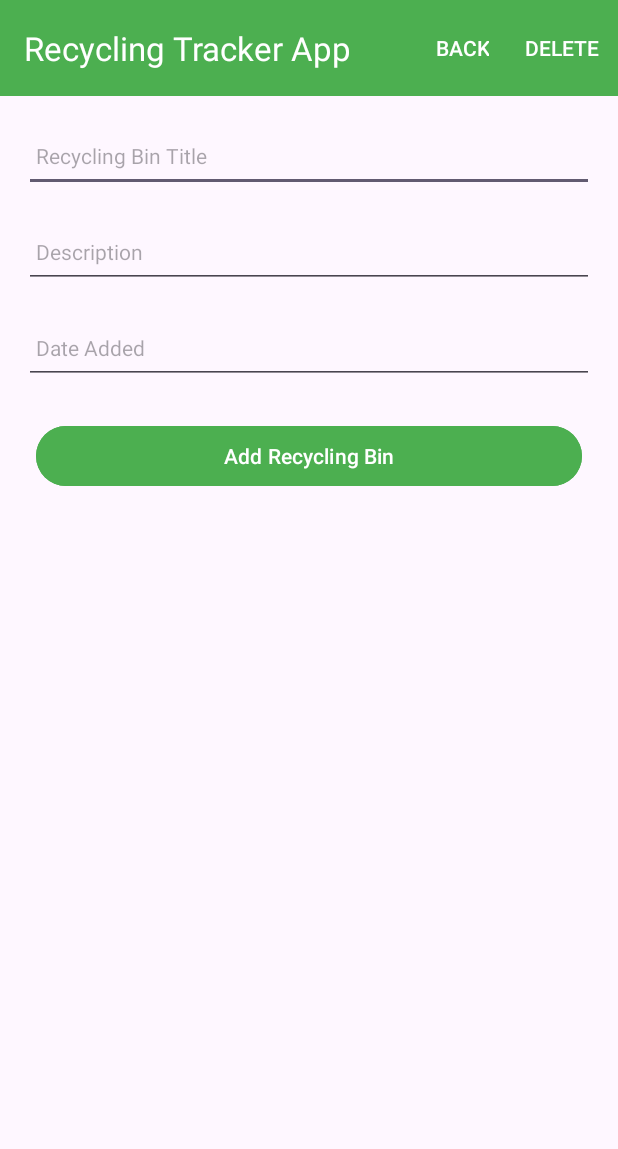
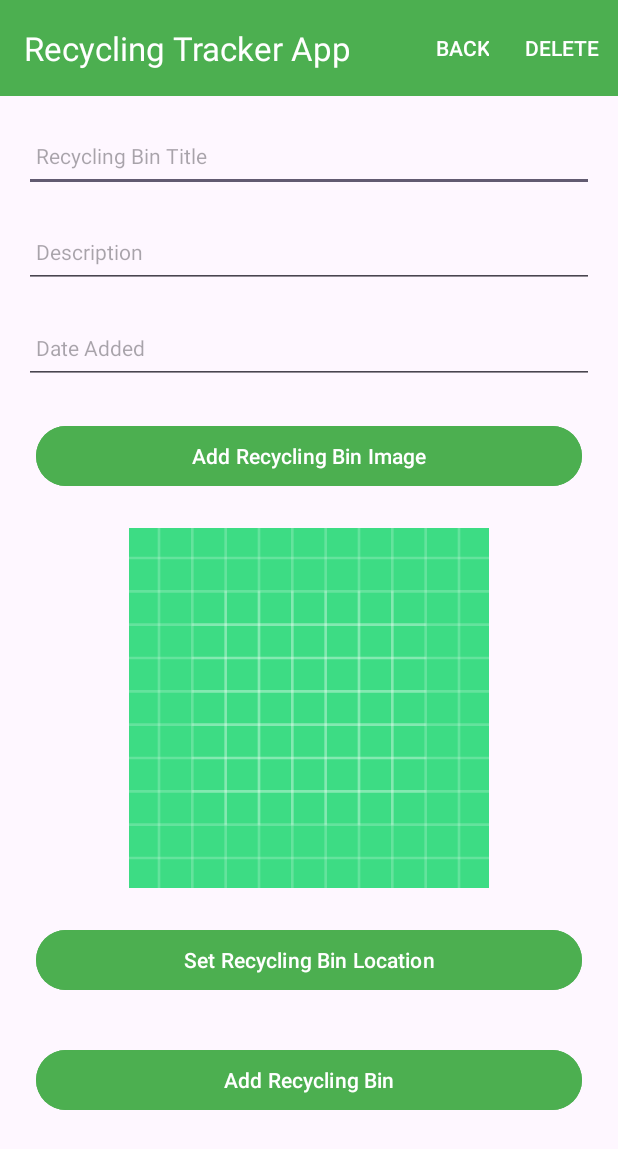
Before and after one commit to MAD-SETU/mad1-ca2-70-Filippo-Dimarzio, an Android app: the RecyclingTrackerActivity screen opened directly, with no data from a screen before it, on a phone screen of 412 x 824 dp. Shown: the top 1149 px of the screen. Run offline under Robolectric (Android 15) with nearby library versions, the phone set to English and light mode, and no system bars; our stand-ins replace Picasso, Timber.

Commit message:
Add image selection and Google Maps location tracking
- Integrate Google Maps SDK and Picasso for image loading.
- Implement `MapsActivity` to allow users to select and drag a marker to set a recycling bin's location.
- Add image picker functionality to `RecyclingTrackerActivity` using `ActivityResultLauncher`.
- Update `RecyclingTrackerModel` to include image URI, latitude, longitude, and zoom level.
- Enhance UI layouts for adding images, displaying location maps, and showing thumbnails in the list view.
- Update `RecyclingTrackerFileStore` to persist the new image field.
- Configure necessary permissions, API keys, and Gradle dependencies for Maps and Secrets plugins.

```diff
--- a/RecyclingBinTracker/app/build.gradle.kts
+++ b/RecyclingBinTracker/app/build.gradle.kts
@@ -2,6 +2,7 @@ plugins {
     alias(libs.plugins.android.application)
     alias(libs.plugins.kotlin.android)
     alias(libs.plugins.kotlin.parcelize)
+    alias(libs.plugins.google.android.libraries.mapsplatform.secrets.gradle.plugin)
 }
 
 android {
@@ -49,8 +50,11 @@ dependencies {
     implementation(libs.material)
     implementation(libs.androidx.constraintlayout)
     implementation(libs.timber)
+    implementation(libs.picasso)
     implementation(libs.google.material)
     implementation(libs.gson)
+    implementation(libs.play.services.maps)
+    implementation(libs.gms.play.services.maps)
     testImplementation(libs.junit)
     androidTestImplementation(libs.androidx.junit)
     androidTestImplementation(libs.androidx.espresso.core)
--- a/RecyclingBinTracker/app/src/main/java/org/wit/recyclingTracker/activities/RecyclingTrackerActivity.kt
+++ b/RecyclingBinTracker/app/src/main/java/org/wit/recyclingTracker/activities/RecyclingTrackerActivity.kt
@@ -1,26 +1,39 @@
 package org.wit.recyclingTracker.activities
 
+import android.content.Intent
+import android.net.Uri
 import androidx.appcompat.app.AppCompatActivity
 import android.os.Bundle
 import android.view.Menu
 import android.view.MenuItem
 import android.view.View
+import androidx.activity.result.ActivityResultLauncher
+import androidx.activity.result.contract.ActivityResultContracts
 import com.google.android.material.snackbar.Snackbar
+import com.squareup.picasso.Picasso
 import org.wit.recyclingTracker.R
 import org.wit.recyclingTracker.databinding.ActivityRecyclingTrackerBinding
+import org.wit.recyclingTracker.helpers.showImagePicker
 import org.wit.recyclingTracker.main.MainApp
+import org.wit.recyclingTracker.models.Location
 import org.wit.recyclingTracker.models.RecyclingTrackerModel
-import timber.log.Timber
+import timber.log.Timber.Forest.i
 
 class RecyclingTrackerActivity : AppCompatActivity() {
 
     private lateinit var binding: ActivityRecyclingTrackerBinding
     var recyclingTracker = RecyclingTrackerModel()
     lateinit var app: MainApp
-    var edit = false
+    private lateinit var imageIntentLauncher: ActivityResultLauncher<Intent>
+    val IMAGE_REQUEST = 1
+    private lateinit var mapIntentLauncher: ActivityResultLauncher<Intent>
+
+    var location = Location(52.245696, -7.139102, 15f)
 
     override fun onCreate(savedInstanceState: Bundle?) {
         super.onCreate(savedInstanceState)
+
+        var edit = false
 
         binding = ActivityRecyclingTrackerBinding.inflate(layoutInflater)
         setContentView(binding.root)
@@ -29,16 +42,28 @@ class RecyclingTrackerActivity : AppCompatActivity() {
 
         app = application as MainApp
 
-        Timber.i("Recycling Tracker Activity started...")
+        i("Recycling Tracker Activity started...")
 
         if (intent.hasExtra("recycling_tracker_edit")) {
             edit = true
-            recyclingTracker = intent.extras?.getParcelable("recycling_tracker_edit")!!
+            recyclingTracker =
+                intent.getParcelableExtra<RecyclingTrackerModel>("recycling_tracker_edit")!!
             binding.recyclingTrackerTitle.setText(recyclingTracker.title)
             binding.description.setText(recyclingTracker.description)
             binding.dateAdded.setText(recyclingTracker.date)
             binding.btnAdd.setText(R.string.save_recyclingTracker)
             binding.btnDelete.visibility = View.VISIBLE
+
+
+            location = Location(recyclingTracker.lat, recyclingTracker.lng, recyclingTracker.zoom)
+
+            Picasso.get()
+                .load(recyclingTracker.image)
+                .into(binding.recyclingTrackerImage)
+            if (recyclingTracker.image != Uri.EMPTY) {
+                binding.chooseImage.setText(R.string.change_recyclingTracker_image)
+            }
+
         }
 
         binding.btnAdd.setOnClickListener {
@@ -52,13 +77,13 @@ class RecyclingTrackerActivity : AppCompatActivity() {
                 } else {
                     app.recyclingTrackers.create(recyclingTracker.copy())
                 }
-                Timber.i("add Button Pressed: $recyclingTracker")
+
+                i("add Button Pressed: $recyclingTracker")
                 setResult(RESULT_OK)
                 finish()
-            }
-            else {
+            } else {
                 Snackbar
-                    .make(it,R.string.enter_recyclingTracker_title, Snackbar.LENGTH_LONG)
+                    .make(it, R.string.enter_recyclingTracker_title, Snackbar.LENGTH_LONG)
                     .show()
             }
         }
@@ -68,6 +93,20 @@ class RecyclingTrackerActivity : AppCompatActivity() {
             setResult(RESULT_OK)
             finish()
         }
+
+        binding.chooseImage.setOnClickListener {
+            showImagePicker(imageIntentLauncher)
+        }
+
+        binding.recyclingTrackerLocation.setOnClickListener {
+
+            val launcherIntent = Intent(this, MapsActivity::class.java)
+                .putExtra("location", location)
+            mapIntentLauncher.launch(launcherIntent)
+        }
+
+        registerImagePickerCallback()
+        registerMapCallback()
     }
 
     override fun onCreateOptionsMenu(menu: Menu): Boolean {
@@ -83,4 +122,47 @@ class RecyclingTrackerActivity : AppCompatActivity() {
         }
         return super.onOptionsItemSelected(item)
     }
+
+    private fun registerImagePickerCallback() {
+        imageIntentLauncher =
+            registerForActivityResult(ActivityResultContracts.StartActivityForResult())
+            { result ->
+                when (result.resultCode) {
+                    RESULT_OK -> {
+                        if (result.data != null) {
+                            i("Got Result ${result.data!!.data}")
+                            recyclingTracker.image = result.data!!.data!!
+                            Picasso.get()
+                                .load(recyclingTracker.image)
+                                .into(binding.recyclingTrackerImage)
+                            binding.chooseImage.setText(R.string.change_recyclingTracker_image)
+                        }
+                    }
+
+                    RESULT_CANCELED -> {}
+                    else -> {}
+                }
+            }
+    }
+
+    private fun registerMapCallback() {
+        mapIntentLauncher =
+            registerForActivityResult(ActivityResultContracts.StartActivityForResult())
+            { result ->
+                when (result.resultCode) {
+                    RESULT_OK -> {
+                        if (result.data != null) {
+                            i("Got Location ${result.data!!.toString()}")
+                            val returnedLocation = result.data!!.extras?.getParcelable<Location>("location")!!
+                            i("Location == $returnedLocation")
+                            location = returnedLocation
+                            recyclingTracker.lat = returnedLocation.lat
+                            recyclingTracker.lng = returnedLocation.lng
+                            recyclingTracker.zoom = returnedLocation.zoom
+                        }
+                    }
+                    RESULT_CANCELED -> { } else -> { }
+                }
+            }
+    }
 }
--- a/RecyclingBinTracker/app/src/main/java/org/wit/recyclingTracker/adapters/RecyclingTrackerAdapter.kt
+++ b/RecyclingBinTracker/app/src/main/java/org/wit/recyclingTracker/adapters/RecyclingTrackerAdapter.kt
@@ -3,6 +3,7 @@ package org.wit.recyclingTracker.adapters
 import android.view.LayoutInflater
 import android.view.ViewGroup
 import androidx.recyclerview.widget.RecyclerView
+import com.squareup.picasso.Picasso
 import org.wit.recyclingTracker.databinding.CardRecyclingTrackerBinding
 import org.wit.recyclingTracker.models.RecyclingTrackerModel
 
@@ -35,6 +36,7 @@ class RecyclingTrackerAdapter(private var recyclingTrackers: List<RecyclingTrack
             binding.recyclingTrackerTitle.text = recyclingTracker.title
             binding.description.text = recyclingTracker.description
             binding.dateAdded.text = recyclingTracker.date
+            Picasso.get().load(recyclingTracker.image).resize(200,200).into(binding.recyclingTrackerImage)
             binding.root.setOnClickListener { listener.onRecyclingTrackerClick(recyclingTracker) }
         }
     }
--- a/RecyclingBinTracker/app/src/main/java/org/wit/recyclingTracker/models/RecyclingTrackerFileStore.kt
+++ b/RecyclingBinTracker/app/src/main/java/org/wit/recyclingTracker/models/RecyclingTrackerFileStore.kt
@@ -32,6 +32,7 @@ class RecyclingTrackerFileStore(val context: Context) : RecyclingTrackerStore {
             found.title = recyclingTracker.title
             found.description = recyclingTracker.description
             found.date = recyclingTracker.date
+            found.image = recyclingTracker.image
             serialize()
         }
     }
--- a/RecyclingBinTracker/app/src/main/java/org/wit/recyclingTracker/models/RecyclingTrackerModel.kt
+++ b/RecyclingBinTracker/app/src/main/java/org/wit/recyclingTracker/models/RecyclingTrackerModel.kt
@@ -1,5 +1,6 @@
 package org.wit.recyclingTracker.models
 
+import android.net.Uri
 import android.os.Parcelable
 import kotlinx.parcelize.Parcelize
 
@@ -8,5 +9,13 @@ data class RecyclingTrackerModel(
     var id: Long = 0,
     var title: String = "",
     var description: String = "",
-    var date: String = ""
-) : Parcelable
+    var date: String = "",
+    var image: Uri = Uri.EMPTY,
+    var lat: Double = 0.0,
+    var lng: Double = 0.0,
+    var zoom: Float = 0f) : Parcelable
+
+@Parcelize
+data class Location(var lat: Double = 0.0,
+                    var lng: Double = 0.0,
+                    var zoom: Float = 0f) : Parcelable
--- a/RecyclingBinTracker/app/src/main/res/layout/activity_recycling_tracker.xml
+++ b/RecyclingBinTracker/app/src/main/res/layout/activity_recycling_tracker.xml
@@ -77,6 +77,31 @@
                 android:textSize="14sp" />
 
             <Button
+                android:id="@+id/chooseImage"
+                android:layout_width="match_parent"
+                android:layout_height="wrap_content"
+                android:layout_margin="16dp"
+                android:backgroundTint="@color/colorAccent"
+                android:text="@string/button_addImage"
+                android:textColor="@color/white" />
+
+            <ImageView
+                android:id="@+id/recyclingTrackerImage"
+                android:layout_width="match_parent"
+                android:layout_height="240dp"
+                android:layout_margin="8dp"
+                app:srcCompat="@drawable/ic_launcher_background" />
+
+            <Button
+                android:id="@+id/recyclingTrackerLocation"
+                android:layout_width="match_parent"
+                android:layout_height="wrap_content"
+                android:layout_margin="16dp"
+                android:backgroundTint="@color/colorAccent"
+                android:text="@string/button_location"
+                android:textColor="@color/white" />
+
+            <Button
                 android:id="@+id/btnAdd"
                 android:layout_width="match_parent"
                 android:layout_height="wrap_content"
--- a/RecyclingBinTracker/app/src/main/res/values/strings.xml
+++ b/RecyclingBinTracker/app/src/main/res/values/strings.xml
@@ -9,4 +9,12 @@
     <string name="menu_delete">Delete</string>
     <string name="enter_recyclingTracker_title">Please enter a Recycling Bin title</string>
     <string name="save_recyclingTracker">Save</string>
+    <string name="button_addImage"> Add Recycling Bin Image </string>
+    <string name="select_placemark_image">Select Recycling Bin image</string>
+    <string name="change_placemark_image">Change Recycling Bin  image</string>
+    <string name="select_recyclingTracker_image"> Select Recycling Bin image </string>
+    <string name="change_recyclingTracker_image">Change Recycling Bin image </string>
+    <string name="button_location"> Set Recycling Bin Location</string>
+    <string name="title_activity_recycling_tracker_maps">RecyclingTrackerMapsActivity</string>
+    <string name="title_activity_map"> Recycling Bin Map Activity</string>
 </resources>
--- /dev/null
+++ b/RecyclingBinTracker/app/src/main/res/xml/keys.xml
@@ -0,0 +1,4 @@
+<?xml version="1.0" encoding="utf-8"?>
+<resources>
+    <string name="MAPS_API_KEY">AIzaSyC2I5k-cv_hhLVbMhG4TBhLlaQNQW6ryZM</string>
+</resources>
--- a/build.gradle.kts
+++ b/build.gradle.kts
@@ -2,4 +2,5 @@ plugins {
     alias(libs.plugins.android.application) apply false
     alias(libs.plugins.kotlin.parcelize) apply false
     alias(libs.plugins.kotlin.android) apply false
+    alias(libs.plugins.google.android.libraries.mapsplatform.secrets.gradle.plugin) apply false
 }
```
Also changed, not shown: RecyclingBinTracker/app/src/main/AndroidManifest.xml (+15 -6 lines), RecyclingBinTracker/app/src/main/java/org/wit/recyclingTracker/activities/MapsActivity.kt (added, +71 -0 lines), RecyclingBinTracker/app/src/main/java/org/wit/recyclingTracker/helpers/ImageHelpers.kt (added, +15 -0 lines), RecyclingBinTracker/app/src/main/res/layout/activity_map.xml (added, +19 -0 lines), RecyclingBinTracker/app/src/main/res/layout/activity_recycling_tracker_maps.xml (added, +9 -0 lines), RecyclingBinTracker/app/src/main/res/layout/card_recycling_tracker.xml (+14 -1 lines), gradle/libs.versions.toml (+8 -0 lines), settings.gradle.kts (+7 -1 lines).
